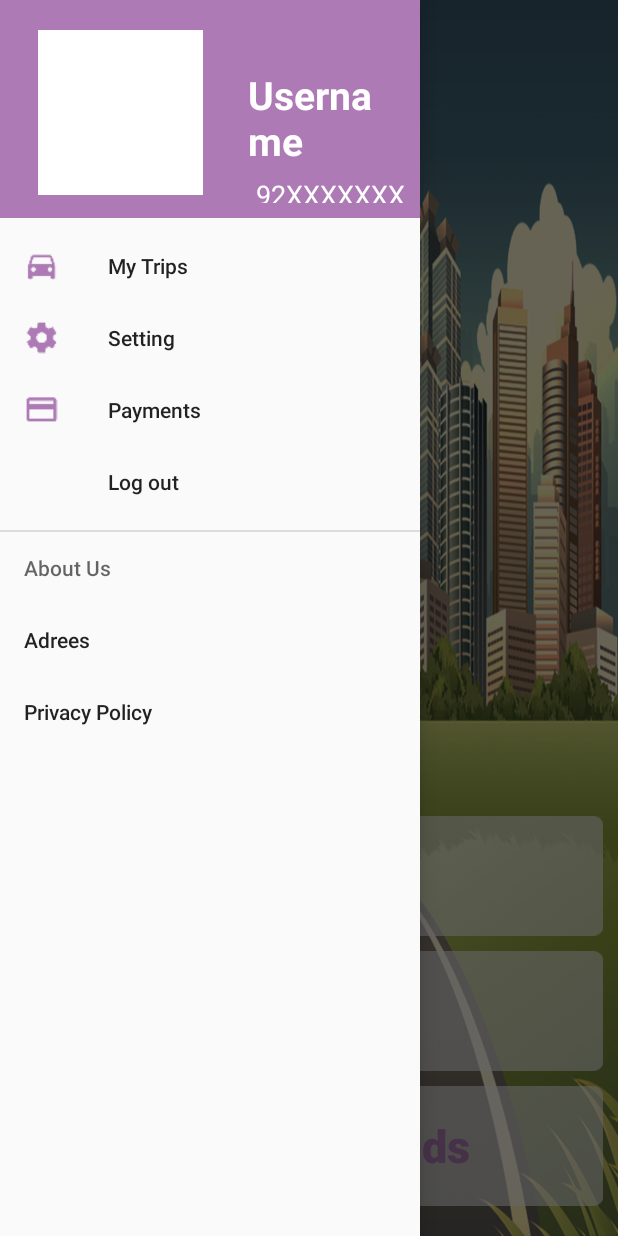
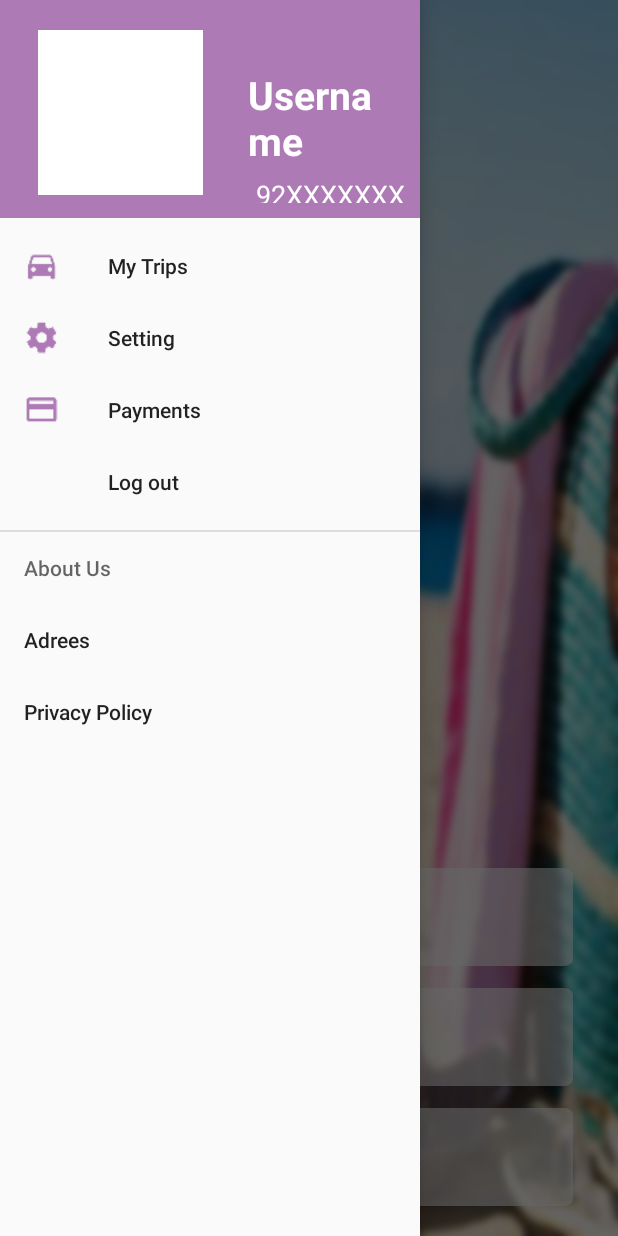
Before and after one commit to rixwan-sharif/Travelanche-Company, an Android app: the MainActivity screen opened directly, with no data from a screen before it, with the side drawer open, on a phone screen of 412 x 824 dp. Run offline under Robolectric (Android 15) with nearby library versions, the phone set to English and light mode, and no system bars; our stand-ins replace CircleImageView; pictures from the network do not load; 3 statements that could not run were skipped.

Commit message:
main page
baackground new

```diff
--- a/app/src/main/res/layout/activity_main.xml
+++ b/app/src/main/res/layout/activity_main.xml
@@ -12,7 +12,7 @@
     <RelativeLayout
         android:layout_width="match_parent"
         android:layout_height="match_parent"
-        android:background="@drawable/background_main_company"
+        android:background="@drawable/backgrounddd"
         android:id="@+id/relativeLayout">
 
         <include layout="@layout/nav_action"
@@ -22,46 +22,46 @@
 
         <Button
             android:layout_width="match_parent"
-            android:layout_height="80dp"
+            android:layout_height="65dp"
             android:text="Trips"
             android:id="@+id/client_trips_btn"
             android:background="@drawable/trips"
             android:layout_alignParentBottom="true"
             android:layout_centerHorizontal="true"
-            android:layout_marginBottom="200dp"
-            android:layout_marginLeft="10dp"
-            android:layout_marginRight="10dp"
+            android:layout_marginBottom="180dp"
+            android:layout_marginLeft="30dp"
+            android:layout_marginRight="30dp"
             android:textStyle="bold"
-            android:textSize="30sp"
+            android:textSize="20sp"
             android:textAllCaps="false"
             android:textColor="#ad7ab5" />
         <Button
             android:layout_width="match_parent"
-            android:layout_height="80dp"
+            android:layout_height="65dp"
             android:text="Your Bids"
             android:id="@+id/my_bids_btn"
             android:background="@drawable/bidsss"
             android:layout_alignParentBottom="true"
             android:layout_centerHorizontal="true"
-            android:layout_marginBottom="110dp"
-            android:layout_marginLeft="10dp"
-            android:layout_marginRight="10dp"
+            android:layout_marginBottom="100dp"
+            android:layout_marginLeft="30dp"
+            android:layout_marginRight="30dp"
             android:textStyle="bold"
-            android:textSize="30sp"
+            android:textSize="20sp"
             android:textAllCaps="false"
             android:textColor="#ad7ab5" />
         <Button
             android:layout_width="match_parent"
-            android:layout_height="80dp"
+            android:layout_height="65dp"
             android:text="Accepted Bids"
             android:id="@+id/accepted_bis_btn"
             android:layout_alignParentBottom="true"
             android:layout_centerHorizontal="true"
             android:layout_marginBottom="20dp"
-            android:layout_marginLeft="10dp"
-            android:layout_marginRight="10dp"
+            android:layout_marginLeft="30dp"
+            android:layout_marginRight="30dp"
             android:textStyle="bold"
-            android:textSize="30sp"
+            android:textSize="20sp"
             android:textAllCaps="false"
             android:textColor="#ad7ab5"
             android:paddingLeft="20dp"
```
Also changed, not shown: app/src/main/res/drawable/background_main_company.png (deleted), app/src/main/res/drawable/backgrounddd.png (added), 1 other file.
